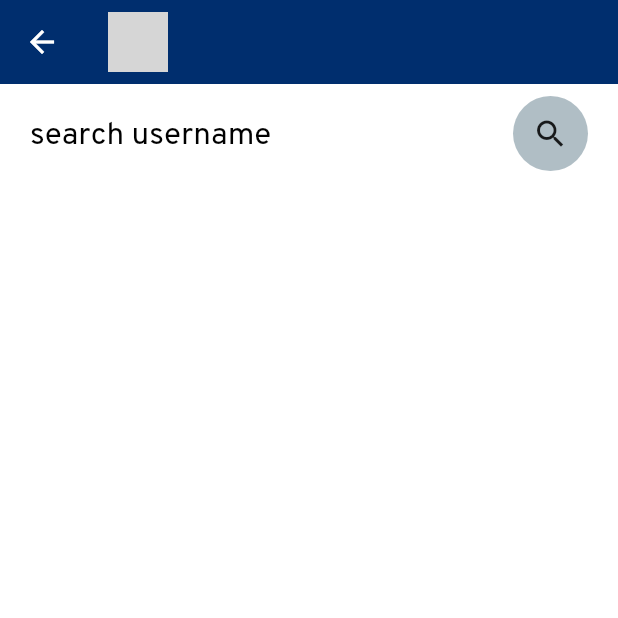
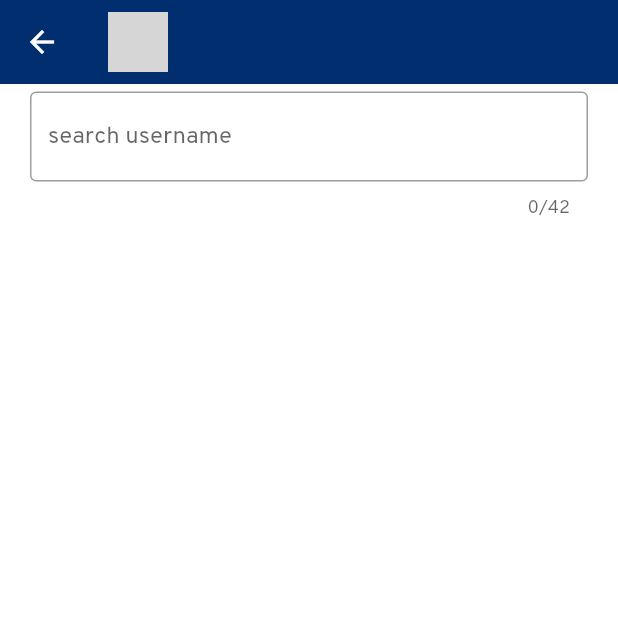
Before and after one commit to Tian372/flutter-offer-app, a Flutter app: the ChatRoom screen opened directly, after a tap on the "search" icon, on a phone screen of 412 x 824 dp, the top half of it. Run offline on Flutter 3.47's test engine with Material 2 defaults, Android fonts, the phone set to English and light mode, and no system bars; our stand-ins replace cloud_firestore, custom_radio_grouped_button, firebase_auth, google_sign_in, shared_preferences, sliding_up_panel; missing offline and left inert: grouped_buttons; accounts and stored records are empty; network calls fail; grey boxes are pictures that could not be loaded.

```diff
--- a/lib/views/chat.dart
+++ b/lib/views/chat.dart
@@ -339,6 +339,7 @@ class _ChatState extends State<Chat> {
           ),
 
           body: Center(
+            child: SafeArea(
               child: SingleChildScrollView(
                 child: Container(
                   child: Column(
@@ -492,6 +493,7 @@ class _ChatState extends State<Chat> {
             ),
           ),
         ),
+      ),
     );
   }
 
--- a/lib/views/chatrooms.dart
+++ b/lib/views/chatrooms.dart
@@ -21,7 +21,9 @@ class _ChatRoomState extends State<ChatRoom> {
       stream: chatRooms,
       builder: (context, snapshot) {
         return snapshot.hasData
-            ? ListView.builder(
+            ? ListView.separated(
+                separatorBuilder: (context, index) => Divider(
+                    ),
                 itemCount: snapshot.data.documents.length,
                 shrinkWrap: true,
                 itemBuilder: (context, index) {
@@ -123,7 +125,7 @@ class ChatRoomsTile extends StatelessWidget {
                     )));
       },
       child: Container(
-        color: Colors.black26,
+        color: Colors.white,
         padding: EdgeInsets.symmetric(horizontal: 20, vertical: 20),
         child: Row(
           children: [
@@ -147,7 +149,7 @@ class ChatRoomsTile extends StatelessWidget {
             Text(userName,
                 textAlign: TextAlign.center,
                 style: TextStyle(
-                    color: Colors.white,
+                    color: Colors.black,
                     fontSize: 25,
                     fontFamily: 'RobotoMono',
                     fontWeight: FontWeight.w400)),
@@ -157,7 +159,7 @@ class ChatRoomsTile extends StatelessWidget {
             Text((de == true) ? "D" : "A",
                 textAlign: TextAlign.center,
                 style: TextStyle(
-                    color: Colors.white,
+                    color: Colors.black,
                     fontSize: 25,
                     fontFamily: 'RobotoMono',
                     fontWeight: FontWeight.w400))
--- a/lib/views/search.dart
+++ b/lib/views/search.dart
@@ -38,7 +38,9 @@ class _SearchState extends State<Search> {
 
   Widget userList() {
     return haveUserSearched
-        ? ListView.builder(
+        ? ListView.separated(
+        separatorBuilder: (context, index) => Divider(
+        ),
             shrinkWrap: true,
             itemCount: searchResultSnapshot.documents.length,
             itemBuilder: (context, index) {
@@ -59,7 +61,7 @@ class _SearchState extends State<Search> {
     Map<String, dynamic> chatRoom = {
       "users": users,
       "chatRoomId": chatRoomId,
-      "declined" : false,
+      "declined": false,
     };
 
     databaseMethods.addChatRoom(chatRoom, chatRoomId);
@@ -70,11 +72,16 @@ class _SearchState extends State<Search> {
             builder: (context) => Chat(
                   chatRoomId: chatRoomId,
                   userName: users[1],
+                  declined: false,
                 )));
   }
 
   Widget userTile(String userName, String userEmail) {
-    return Container(
+    return GestureDetector(
+      onTap: () {
+        sendMessage(userName);
+      },
+      child: Container(
         color: Colors.blueGrey[100],
         padding: EdgeInsets.symmetric(horizontal: 24, vertical: 16),
         child: Row(
@@ -93,18 +100,14 @@ class _SearchState extends State<Search> {
               ],
             ),
             Spacer(),
-          GestureDetector(
-            onTap: () {
-              sendMessage(userName);
-            },
-            child: Container(
+            Container(
                 //padding: EdgeInsets.symmetric(horizontal: 10, vertical: 10),
 //                decoration: BoxDecoration(
 //                    color: Colors.blue,
 //                    borderRadius: BorderRadius.circular(40)),
-                child: Icon(Icons.send)),
-          )
+                child: Icon(Icons.send))
           ],
+        ),
       ),
     );
   }
@@ -138,43 +141,18 @@ class _SearchState extends State<Search> {
                   Container(
                     padding: EdgeInsets.symmetric(horizontal: 20, vertical: 5),
                     color: Color(0x54FFFFFF),
-                    child: Row(
-                      children: [
-                        Expanded(
                     child: TextField(
+                      textInputAction: TextInputAction.search,
+                      onSubmitted: (_) {
+                        initiateSearch();
+                      },
+                      maxLength: 42,
                       controller: searchEditingController,
                       style: simpleTextStyle(),
                       decoration: InputDecoration(
-                                hintText: "search username",
-                                hintStyle: TextStyle(
-                                  color: Colors.black,
-                                  fontSize: 21,
+                        border: OutlineInputBorder(),
+                        labelText: 'search username',
                       ),
-                                border: InputBorder.none),
-                          ),
-                        ),
-                        GestureDetector(
-                          onTap: () {
-                            initiateSearch();
-                          },
-                          child: Container(
-                              height: 50,
-                              width: 50,
-                              decoration: BoxDecoration(
-                                  color: Colors.blueGrey[200],
-//                                  gradient: LinearGradient(
-//                                      colors: [
-//                                        const Color(0x36FFFFFF),
-//                                        Colors.black
-//                                      ],
-//                                      begin: FractionalOffset.topLeft,
-//                                      end: FractionalOffset.bottomRight),
-                                  borderRadius: BorderRadius.circular(40)),
-                              padding: EdgeInsets.all(12),
-                              child: Icon(Icons.search)
-                          ),
-                        )
-                      ],
                     ),
                   ),
                   userList()
```
Lines whose indentation alone changed are shown as unchanged.
